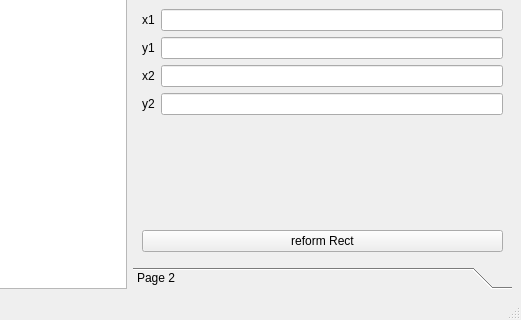
Old version of the form QtGraphicsEx/mainwindow.ui in the repository Jyeong2c/Project; both pictures show x 261 to 782 and y 93 to 413 of the 782 by 413 pixel window.
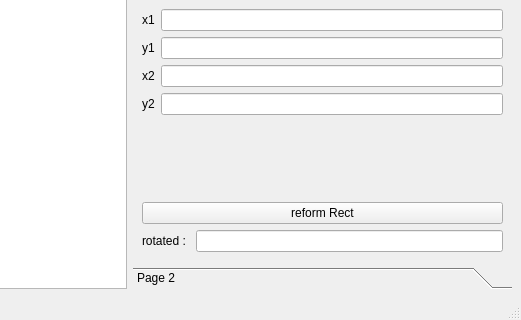
New version of the form.

Patch:
```diff
--- a/QtGraphicsEx/mainwindow.ui
+++ b/QtGraphicsEx/mainwindow.ui
@@ -68,16 +68,23 @@
        <property name="geometry">
         <rect>
          <x>0</x>
-         <y>0</y>
-         <width>376</width>
-         <height>201</height>
+         <y>-11</y>
+         <width>355</width>
+         <height>218</height>
         </rect>
        </property>
        <attribute name="label">
         <string>Page 1</string>
        </attribute>
-       <layout class="QVBoxLayout" name="verticalLayout">
-        <item>
+       <layout class="QGridLayout" name="gridLayout_2">
+        <item row="2" column="0">
+         <widget class="QLabel" name="label_5">
+          <property name="text">
+           <string>rotated : </string>
+          </property>
+         </widget>
+        </item>
+        <item row="0" column="0" colspan="2">
          <layout class="QFormLayout" name="formLayout_2">
           <item row="0" column="0">
            <widget class="QLabel" name="label">
@@ -121,7 +128,10 @@
           </item>
          </layout>
         </item>
-        <item>
+        <item row="2" column="1">
+         <widget class="QLineEdit" name="rotateEdit"/>
+        </item>
+        <item row="1" column="0" colspan="2">
          <widget class="QPushButton" name="createButton">
           <property name="text">
            <string>reform Rect</string>
```
Left out of the diff: 74 changed lines with no effect on the pictures.
